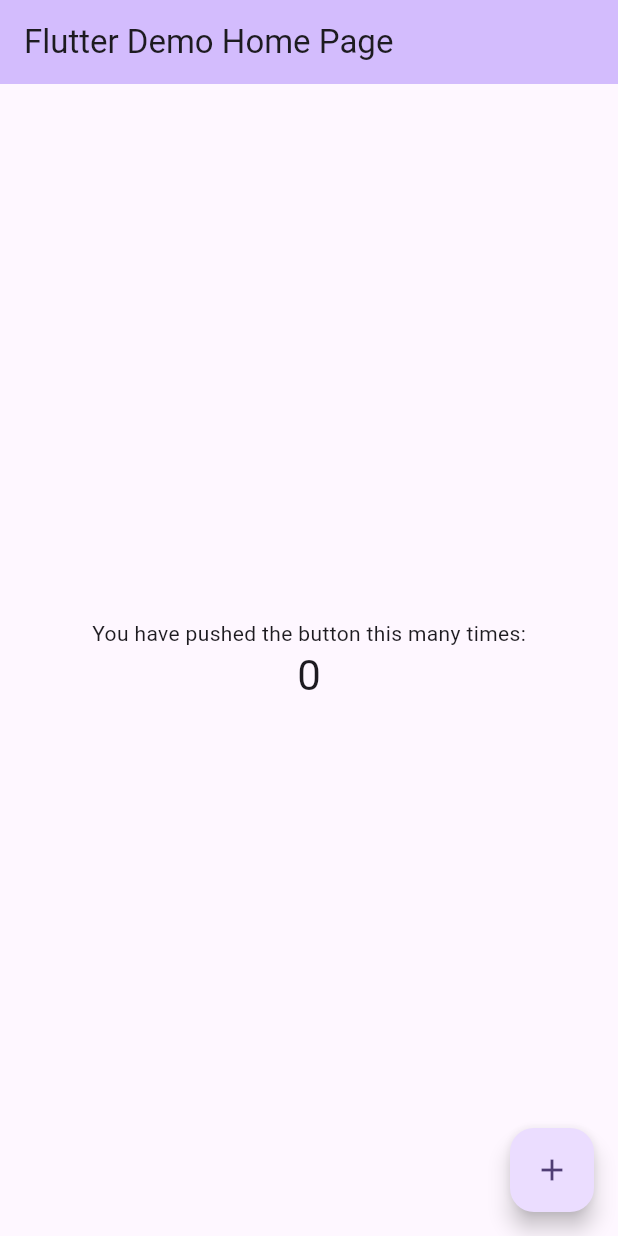
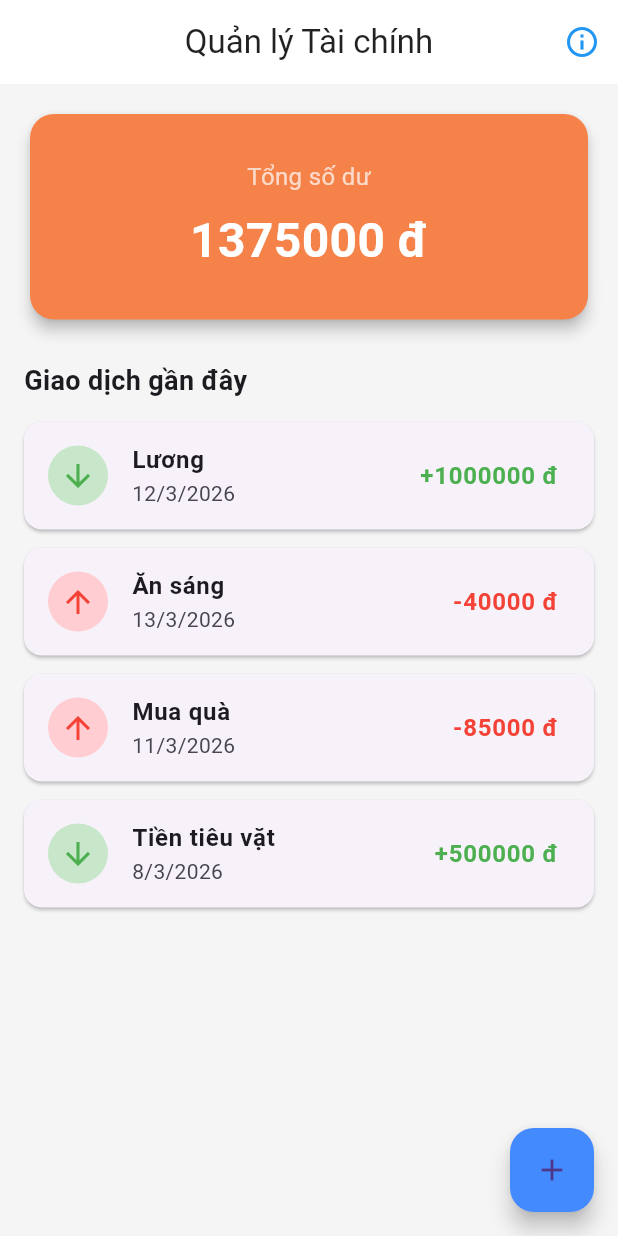
Before and after one commit to buituan3305/2025_2_LTTBDD_N03_Nhom_28, a Flutter app: the screen it shows after launch, on a phone screen of 412 x 824 dp. Run offline on Flutter 3.47's test engine with Material 3 defaults, Android fonts, the phone set to English and light mode, and no system bars.

Commit message:
tạo home_screen và xây dựng giao diện

```diff
--- a/lib/main.dart
+++ b/lib/main.dart
@@ -1,122 +1,18 @@
 import 'package:flutter/material.dart';
+import 'screens/home_screen.dart';
 
 void main() {
-  runApp(const MyApp());
+  runApp(MyApp());
 }
 
 class MyApp extends StatelessWidget {
-  const MyApp({super.key});
-
-  // This widget is the root of your application.
   @override
   Widget build(BuildContext context) {
     return MaterialApp(
-      title: 'Flutter Demo',
-      theme: ThemeData(
-        // This is the theme of your application.
-        //
-        // TRY THIS: Try running your application with "flutter run". You'll see
-        // the application has a purple toolbar. Then, without quitting the app,
-        // try changing the seedColor in the colorScheme below to Colors.green
-        // and then invoke "hot reload" (save your changes or press the "hot
-        // reload" button in a Flutter-supported IDE, or press "r" if you used
-        // the command line to start the app).
-        //
-        // Notice that the counter didn't reset back to zero; the application
-        // state is not lost during the reload. To reset the state, use hot
-        // restart instead.
-        //
-        // This works for code too, not just values: Most code changes can be
-        // tested with just a hot reload.
-        colorScheme: .fromSeed(seedColor: Colors.deepPurple),
-      ),
-      home: const MyHomePage(title: 'Flutter Demo Home Page'),
+      debugShowCheckedModeBanner: false,
+      title: ' Quản Lý Tài Chính',
+      theme: ThemeData(primarySwatch: Colors.orange),
+      home: HomeScreen(), // trỏ về homescreen
     );
   }
 }
-
-class MyHomePage extends StatefulWidget {
-  const MyHomePage({super.key, required this.title});
-
-  // This widget is the home page of your application. It is stateful, meaning
-  // that it has a State object (defined below) that contains fields that affect
-  // how it looks.
-
-  // This class is the configuration for the state. It holds the values (in this
-  // case the title) provided by the parent (in this case the App widget) and
-  // used by the build method of the State. Fields in a Widget subclass are
-  // always marked "final".
-
-  final String title;
-
-  @override
-  State<MyHomePage> createState() => _MyHomePageState();
-}
-
-class _MyHomePageState extends State<MyHomePage> {
-  int _counter = 0;
-
-  void _incrementCounter() {
-    setState(() {
-      // This call to setState tells the Flutter framework that something has
-      // changed in this State, which causes it to rerun the build method below
-      // so that the display can reflect the updated values. If we changed
-      // _counter without calling setState(), then the build method would not be
-      // called again, and so nothing would appear to happen.
-      _counter++;
-    });
-  }
-
-  @override
-  Widget build(BuildContext context) {
-    // This method is rerun every time setState is called, for instance as done
-    // by the _incrementCounter method above.
-    //
-    // The Flutter framework has been optimized to make rerunning build methods
-    // fast, so that you can just rebuild anything that needs updating rather
-    // than having to individually change instances of widgets.
-    return Scaffold(
-      appBar: AppBar(
-        // TRY THIS: Try changing the color here to a specific color (to
-        // Colors.amber, perhaps?) and trigger a hot reload to see the AppBar
-        // change color while the other colors stay the same.
-        backgroundColor: Theme.of(context).colorScheme.inversePrimary,
-        // Here we take the value from the MyHomePage object that was created by
-        // the App.build method, and use it to set our appbar title.
-        title: Text(widget.title),
-      ),
-      body: Center(
-        // Center is a layout widget. It takes a single child and positions it
-        // in the middle of the parent.
-        child: Column(
-          // Column is also a layout widget. It takes a list of children and
-          // arranges them vertically. By default, it sizes itself to fit its
-          // children horizontally, and tries to be as tall as its parent.
-          //
-          // Column has various properties to control how it sizes itself and
-          // how it positions its children. Here we use mainAxisAlignment to
-          // center the children vertically; the main axis here is the vertical
-          // axis because Columns are vertical (the cross axis would be
-          // horizontal).
-          //
-          // TRY THIS: Invoke "debug painting" (choose the "Toggle Debug Paint"
-          // action in the IDE, or press "p" in the console), to see the
-          // wireframe for each widget.
-          mainAxisAlignment: .center,
-          children: [
-            const Text('You have pushed the button this many times:'),
-            Text(
-              '$_counter',
-              style: Theme.of(context).textTheme.headlineMedium,
-            ),
-          ],
-        ),
-      ),
-      floatingActionButton: FloatingActionButton(
-        onPressed: _incrementCounter,
-        tooltip: 'Increment',
-        child: const Icon(Icons.add),
-      ),
-    );
-  }
-}
--- a/lib/models/transaction.dart
+++ b/lib/models/transaction.dart
@@ -1,5 +1,3 @@
-// Đường dẫn: lib/models/transaction.dart
-
 class Transaction {
   final String id;
   final String title;
--- /dev/null
+++ b/lib/screens/home_screen.dart
@@ -0,0 +1,151 @@
+// Đường dẫn: lib/screens/home_screen.dart
+
+import 'package:flutter/material.dart';
+import '../models/mock_data.dart';
+import '../models/transaction.dart';
+
+class HomeScreen extends StatefulWidget {
+  @override
+  _HomeScreenState createState() => _HomeScreenState();
+}
+
+class _HomeScreenState extends State<HomeScreen> {
+  // Hàm tính tổng số dư hiện tại
+  double get _totalBalance {
+    double total = 0;
+    for (var tx in mockTransactions) {
+      if (tx.isIncome) {
+        total += tx.amount;
+      } else {
+        total -= tx.amount;
+      }
+    }
+    return total;
+  }
+
+  @override
+  Widget build(BuildContext context) {
+    return Scaffold(
+      backgroundColor:
+          Colors.grey[100], // Màu nền xám nhạt giúp các Card nổi bật hơn
+      appBar: AppBar(
+        title: Text(
+          'Quản lý Tài chính',
+          style: TextStyle(color: Colors.black87),
+        ),
+        backgroundColor: Colors.white,
+        elevation: 0,
+        centerTitle: true,
+        actions: [
+          IconButton(
+            icon: Icon(Icons.info_outline, color: Colors.blue),
+            onPressed: () {
+              // Chuyển sang trang Thông tin nhóm (làm ở phần sau)
+            },
+          ),
+        ],
+      ),
+      body: Column(
+        children: [
+          // Phần 1: Thẻ Tổng số dư (Dashboard Card)
+          Container(
+            width: double.infinity,
+            padding: EdgeInsets.all(16),
+            child: Card(
+              elevation: 4,
+              shape: RoundedRectangleBorder(
+                borderRadius: BorderRadius.circular(16),
+              ),
+              color: const Color.fromARGB(255, 245, 130, 73),
+              child: Padding(
+                padding: EdgeInsets.symmetric(vertical: 30, horizontal: 20),
+                child: Column(
+                  children: [
+                    Text(
+                      'Tổng số dư',
+                      style: TextStyle(color: Colors.white70, fontSize: 16),
+                    ),
+                    SizedBox(height: 8),
+                    Text(
+                      '${_totalBalance.toStringAsFixed(0)} đ', // Format hiển thị tiền
+                      style: TextStyle(
+                        color: Colors.white,
+                        fontSize: 32,
+                        fontWeight: FontWeight.bold,
+                      ),
+                    ),
+                  ],
+                ),
+              ),
+            ),
+          ),
+
+          // Phần 2: Tiêu đề Danh sách
+          Padding(
+            padding: EdgeInsets.symmetric(horizontal: 16, vertical: 8),
+            child: Row(
+              mainAxisAlignment: MainAxisAlignment.start,
+              children: [
+                Text(
+                  'Giao dịch gần đây',
+                  style: TextStyle(fontSize: 18, fontWeight: FontWeight.bold),
+                ),
+              ],
+            ),
+          ),
+
+          // Phần 3: Danh sách giao dịch (ListView)
+          Expanded(
+            child: ListView.builder(
+              itemCount: mockTransactions.length,
+              itemBuilder: (context, index) {
+                final tx = mockTransactions[index];
+                return Card(
+                  margin: EdgeInsets.symmetric(horizontal: 16, vertical: 6),
+                  shape: RoundedRectangleBorder(
+                    borderRadius: BorderRadius.circular(12),
+                  ),
+                  child: ListTile(
+                    leading: CircleAvatar(
+                      backgroundColor: tx.isIncome
+                          ? Colors.green[100]
+                          : Colors.red[100],
+                      child: Icon(
+                        tx.isIncome ? Icons.arrow_downward : Icons.arrow_upward,
+                        color: tx.isIncome ? Colors.green : Colors.red,
+                      ),
+                    ),
+                    title: Text(
+                      tx.title,
+                      style: TextStyle(fontWeight: FontWeight.bold),
+                    ),
+                    subtitle: Text(
+                      '${tx.date.day}/${tx.date.month}/${tx.date.year}',
+                    ),
+                    trailing: Text(
+                      '${tx.isIncome ? '+' : '-'}${tx.amount.toStringAsFixed(0)} đ',
+                      style: TextStyle(
+                        fontWeight: FontWeight.bold,
+                        fontSize: 16,
+                        color: tx.isIncome ? Colors.green : Colors.red,
+                      ),
+                    ),
+                  ),
+                );
+              },
+            ),
+          ),
+        ],
+      ),
+
+      // Nút Thêm giao dịch (Floating Action Button)
+      floatingActionButton: FloatingActionButton(
+        onPressed: () {
+          // Mở form thêm giao dịch (làm ở phần sau)
+        },
+        child: Icon(Icons.add),
+        backgroundColor: Colors.blueAccent,
+      ),
+    );
+  }
+}
```
